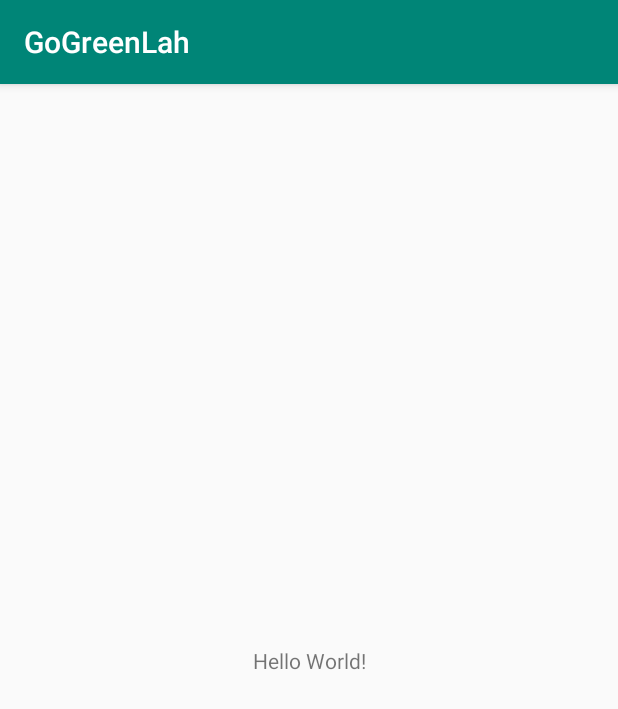
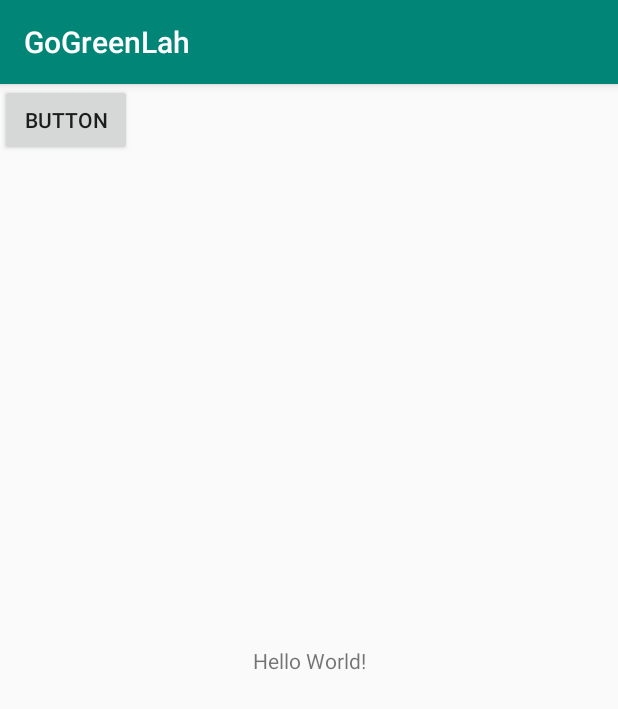
Before and after one commit to Ddaize/GoGreenLah, an Android app: the screen it shows after launch (MainActivity), on a phone screen of 412 x 824 dp. Shown: the top 709 px of the screen. Run offline under Robolectric (Android 15) with nearby library versions, the light colour scheme and no system bars.

```diff
--- a/app/src/main/res/layout/activity_main.xml
+++ b/app/src/main/res/layout/activity_main.xml
@@ -15,4 +15,12 @@
         app:layout_constraintRight_toRightOf="parent"
         app:layout_constraintTop_toTopOf="parent" />
 
+    <Button
+        android:id="@+id/button2"
+        android:layout_width="wrap_content"
+        android:layout_height="wrap_content"
+        android:text="Button"
+        tools:layout_editor_absoluteX="167dp"
+        tools:layout_editor_absoluteY="229dp" />
+
 </android.support.constraint.ConstraintLayout>
```
